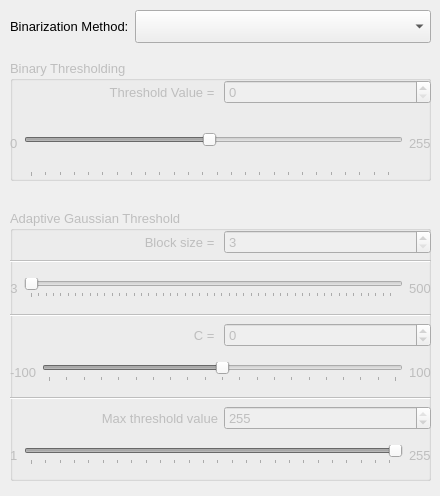
Before: the Qt Designer form Widgets/binarizationWindowUI.ui in R1ma0/TheIsolatorOfStringsOfGalaxies, drawn with Qt 5.
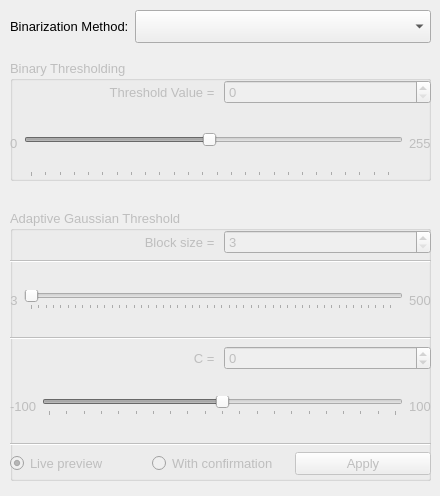
After: the same form once the commit is applied.

Commit message:
Updated gaussian binarization method
Added a choice: change parameters in real time or apply changes after pressing the button

What changed in the file:
```diff
--- a/Widgets/binarizationWindowUI.ui
+++ b/Widgets/binarizationWindowUI.ui
@@ -404,71 +404,26 @@
      <item>
       <layout class="QHBoxLayout" name="horizontalLayout_8">
        <item>
-        <widget class="QLabel" name="label_3">
+        <widget class="QRadioButton" name="gaussLivePreviewRadioBtn">
          <property name="text">
-          <string>Max threshold value</string>
+          <string>Live preview</string>
          </property>
-         <property name="alignment">
-          <set>Qt::AlignRight|Qt::AlignTrailing|Qt::AlignVCenter</set>
+         <property name="checked">
+          <bool>true</bool>
          </property>
         </widget>
        </item>
        <item>
-        <widget class="QSpinBox" name="maxThresholdValueSpinBox">
-         <property name="showGroupSeparator" stdset="0">
-          <bool>false</bool>
-         </property>
-         <property name="minimum">
-          <number>1</number>
-         </property>
-         <property name="maximum">
-          <number>255</number>
-         </property>
-         <property name="value">
-          <number>255</number>
-         </property>
-        </widget>
-       </item>
-      </layout>
-     </item>
-     <item>
-      <layout class="QHBoxLayout" name="horizontalLayout_9">
-       <item>
-        <widget class="QLabel" name="maxThresholdMinValue">
+        <widget class="QRadioButton" name="gaussConfirmationRadioBtn">
          <property name="text">
-          <string>1</string>
+          <string>With confirmation</string>
          </property>
-         <property name="margin">
-          <number>5</number>
-         </property>
         </widget>
        </item>
        <item>
-        <widget class="QSlider" name="maxThresholdValueSlider">
-         <property name="minimum">
-          <number>1</number>
-         </property>
-         <property name="maximum">
-          <number>255</number>
-         </property>
-         <property name="value">
-          <number>255</number>
-         </property>
-         <property name="orientation">
-          <enum>Qt::Horizontal</enum>
-         </property>
-         <property name="tickPosition">
-          <enum>QSlider::TicksBelow</enum>
-         </property>
-        </widget>
-       </item>
-       <item>
-        <widget class="QLabel" name="maxThresholdMaxValue">
+        <widget class="QPushButton" name="gaussApplyingTheChanges">
          <property name="text">
-          <string>255</string>
-         </property>
-         <property name="margin">
-          <number>5</number>
+          <string>Apply</string>
          </property>
         </widget>
        </item>
```
The commit also changes 2 other files.
